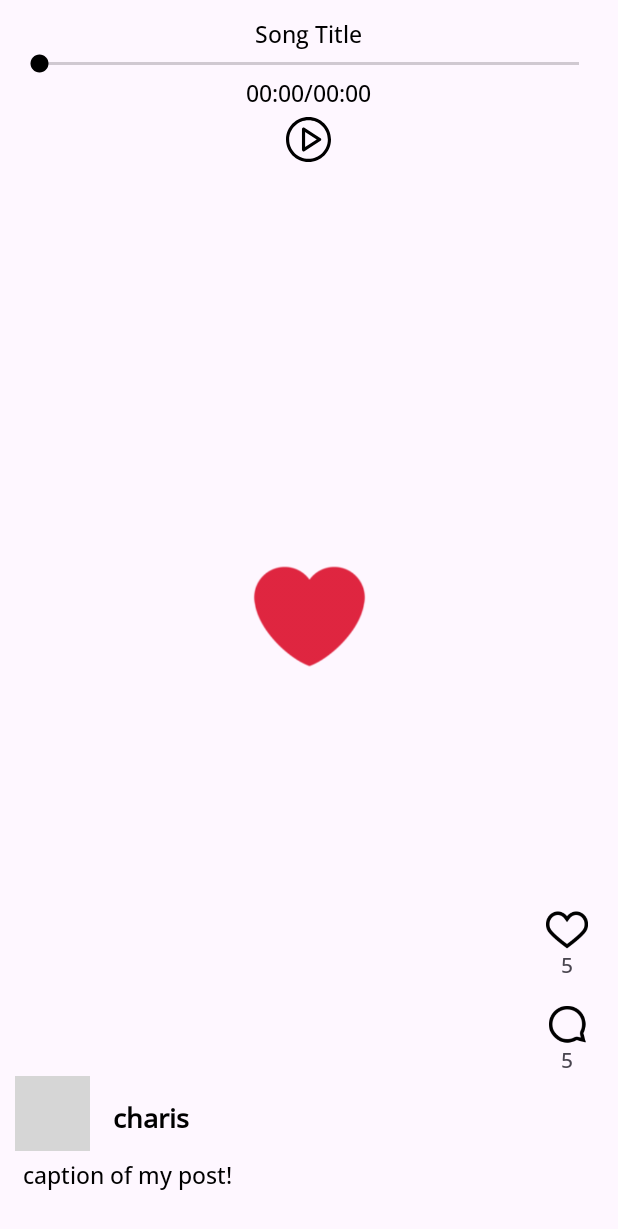
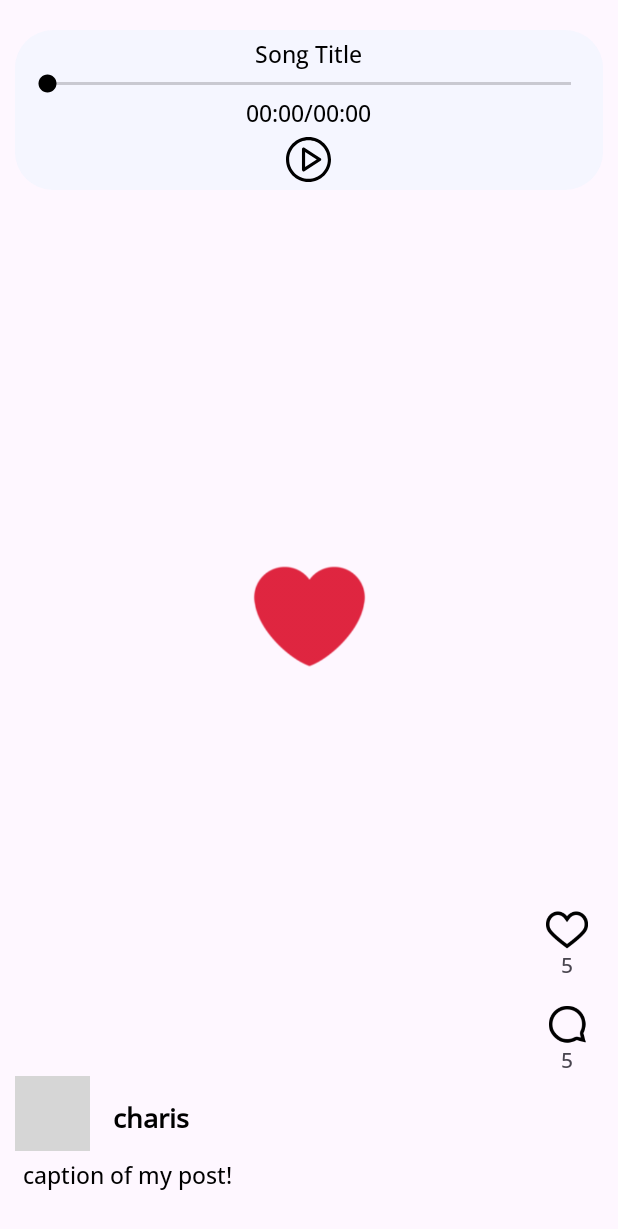
Before and after one commit to charisgao/Photofy, an Android app: the layout item_post.xml on its own in the app's theme, with its tools: preview values and no code run, on a phone screen of 412 x 824 dp. Shown: the top 1229 px of the screen. Run offline under Robolectric (Android 15) with nearby library versions, the phone set to English and light mode, and no system bars; grey boxes are pictures that could not be loaded.

Commit message:
transparent overlays

```diff
--- a/app/src/main/java/com/example/photofy/activities/SongResultsActivity.java
+++ b/app/src/main/java/com/example/photofy/activities/SongResultsActivity.java
@@ -84,6 +84,11 @@ public class SongResultsActivity extends AppCompatActivity {
         });
     }
 
+    @Override
+    protected void onStop() {
+        super.onStop();
+        SpotifyAppRemote.disconnect(mSpotifyAppRemote);
+    }
 
     @Override
     public void onStart() {
--- /dev/null
+++ b/app/src/main/res/drawable/post_bg.xml
@@ -0,0 +1,5 @@
+<?xml version="1.0" encoding="UTF-8"?>
+<shape xmlns:android="http://schemas.android.com/apk/res/android">
+    <solid android:color="#4DDEF1FD"/>
+    <corners android:radius="25dp"/>
+</shape>
--- a/app/src/main/res/layout/activity_song_results.xml
+++ b/app/src/main/res/layout/activity_song_results.xml
@@ -11,7 +11,7 @@
         android:id="@+id/frameLayout"
         android:layout_width="match_parent"
         android:layout_height="match_parent"
-        android:foreground="#22000000">
+        android:foreground="#80FFFFFF">
 
         <ImageView
             android:id="@+id/ivResultsCapturedImage"
--- a/app/src/main/res/layout/item_post.xml
+++ b/app/src/main/res/layout/item_post.xml
@@ -33,12 +33,13 @@
         android:layout_width="match_parent"
         android:layout_height="wrap_content"
         android:layout_marginStart="10dp"
-        android:layout_marginTop="10dp"
+        android:layout_marginTop="18dp"
         android:layout_marginEnd="10dp"
+        android:background="@drawable/post_bg"
         android:gravity="center_horizontal"
         android:orientation="vertical"
+        android:padding="5dp"
         app:layout_constraintEnd_toEndOf="parent"
-        app:layout_constraintHorizontal_bias="1.0"
         app:layout_constraintStart_toStartOf="parent"
         app:layout_constraintTop_toTopOf="@+id/ivImage">
 
@@ -46,15 +47,15 @@
             android:id="@+id/tvSongName"
             android:layout_width="wrap_content"
             android:layout_height="wrap_content"
+            android:ellipsize="marquee"
+            android:focusable="true"
+            android:focusableInTouchMode="true"
+            android:marqueeRepeatLimit="marquee_forever"
+            android:maxLines="1"
+            android:scrollHorizontally="true"
+            android:singleLine="true"
             android:textColor="@color/black"
             android:textSize="15sp"
-            android:singleLine="true"
-            android:maxLines="1"
-            android:ellipsize="marquee"
-            android:marqueeRepeatLimit ="marquee_forever"
-            android:focusable="true"
-            android:focusableInTouchMode="true"
-            android:scrollHorizontally="true"
             tools:text="Song Title" />
 
         <SeekBar
```
Also changed, not shown: app/src/main/java/com/example/photofy/adapters/SearchAdapter.java (+10 -5 lines), app/src/main/res/layout/item_search_post.xml (+25 -9 lines).
